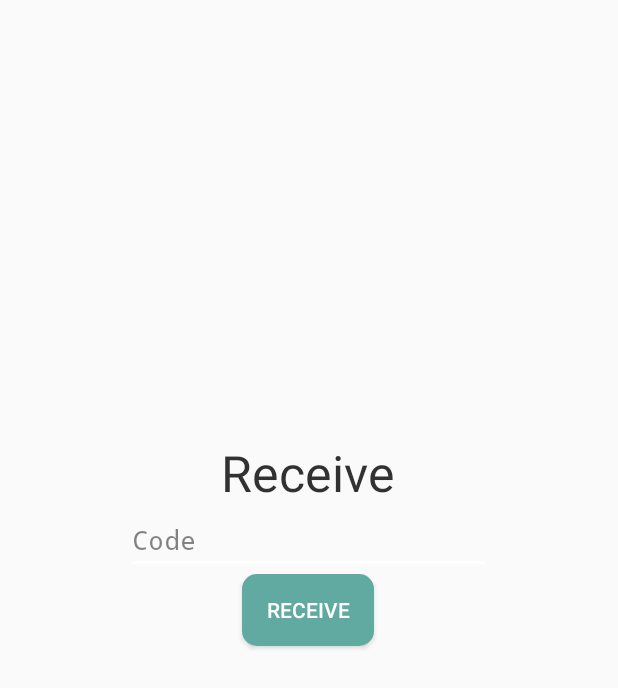
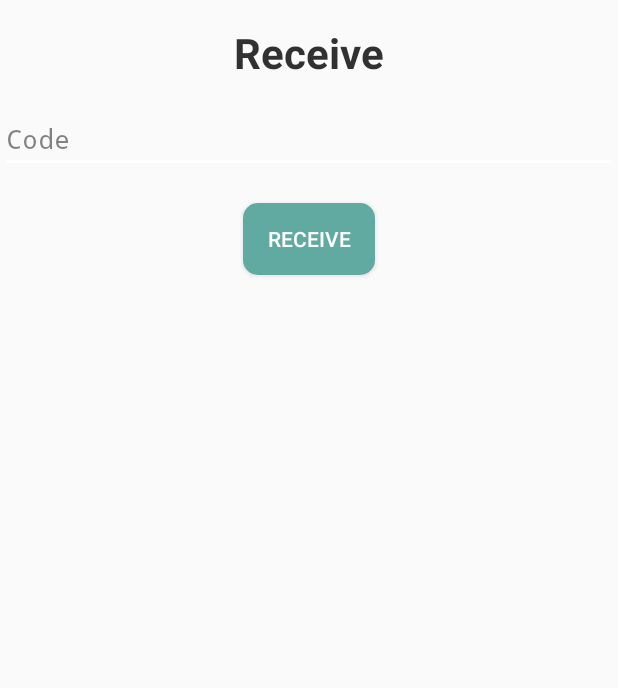
Before and after one commit to airbagy/derma_app, an Android app: the ReceiveActivity screen opened directly, with no data from a screen before it, on a phone screen of 412 x 824 dp. Shown: the top 688 px of the screen. Run offline under Robolectric (Android 15) with nearby library versions, the phone set to English and light mode, and no system bars; libraries missing offline, so code that uses them is left out: javax.mail, javax.mail.internet.

Commit message:
Improve layout

```diff
--- a/app/src/main/res/layout/receive_page.xml
+++ b/app/src/main/res/layout/receive_page.xml
@@ -7,18 +7,19 @@
     >
 
     <LinearLayout
-        android:layout_width="243dp"
-        android:layout_height="545dp"
-        android:layout_centerHorizontal="true"
-        android:layout_centerVertical="true"
+        android:layout_width="fill_parent"
+        android:layout_height="fill_parent"
         android:orientation="vertical"
-        android:gravity="center">
+        android:gravity="center_horizontal">
 
         <TextView
             android:layout_width="wrap_content"
             android:layout_height="wrap_content"
             android:text="Receive"
-            android:textSize="50px"
+            android:layout_marginTop="16dp"
+            android:layout_marginBottom="16dp"
+            android:textSize="28sp"
+            android:textStyle="bold"
             android:textColor="@color/black"/>
 
         <EditText
@@ -32,6 +33,8 @@
             android:id="@+id/recv_button"
             android:layout_width="wrap_content"
             android:layout_height="wrap_content"
+            android:layout_marginTop="20dp"
+            android:layout_marginBottom="24dp"
             android:onClick="recvAction"
             android:textColor="#fff"
             android:background="@drawable/round_btn"
@@ -39,7 +42,7 @@
 
         <ImageView
             android:id="@+id/recv_result"
-            android:layout_width="100dp"
-            android:layout_height="100dp" />
+            android:layout_width="200dp"
+            android:layout_height="300dp" />
     </LinearLayout>
 </RelativeLayout>
```
